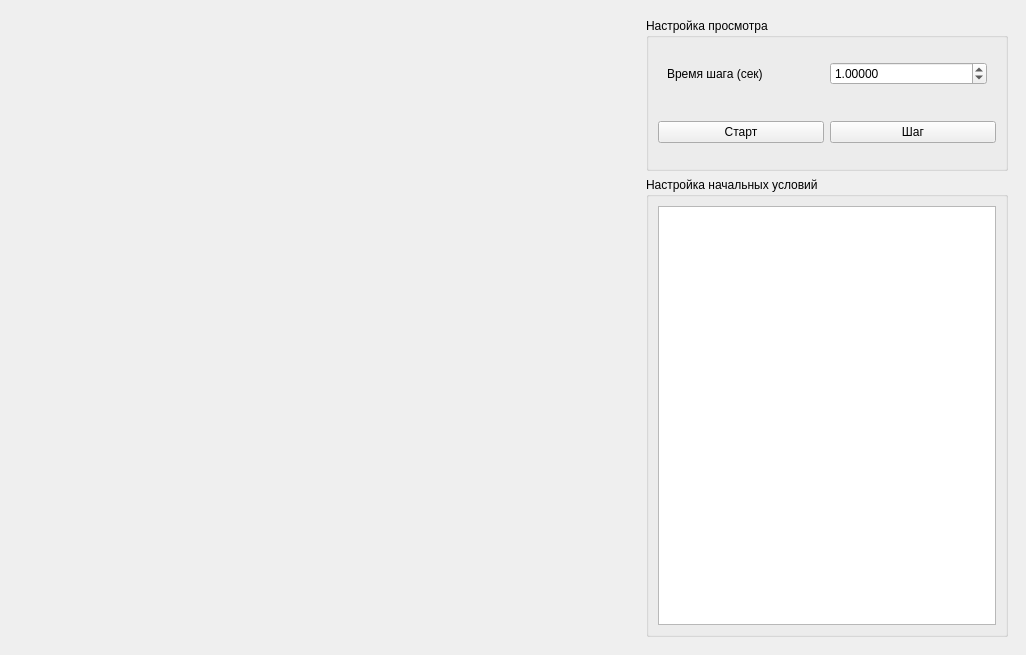
Qt form src/mainwindow.ui (Artem535/Fire-in-the-steppe-math-model) before a commit.
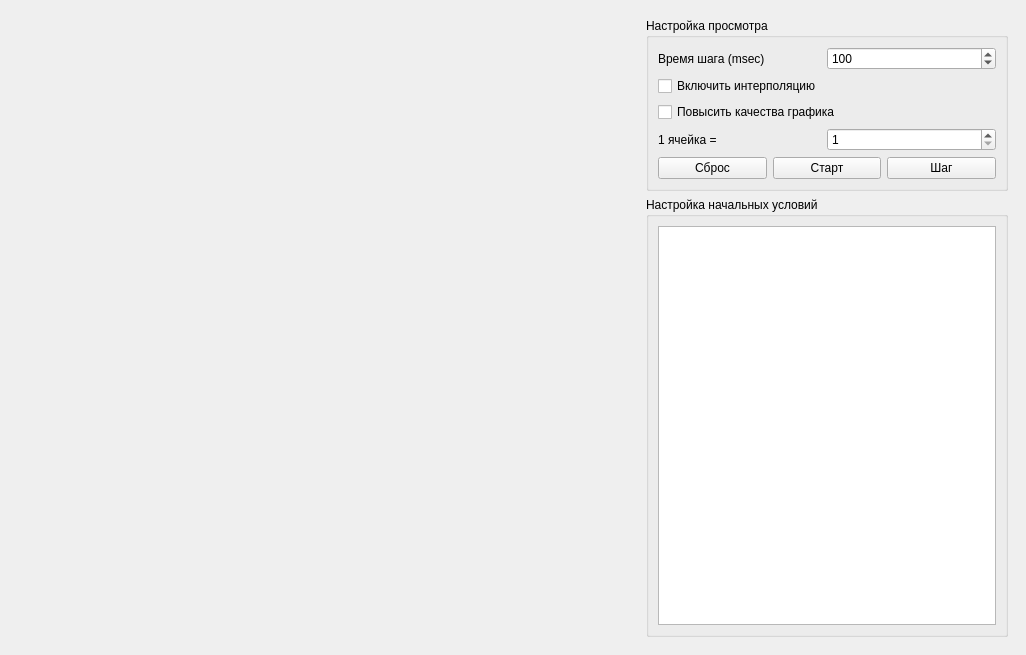
The same form after that commit. Custom widgets are drawn as their Qt base class.

Commit message: Realized all basic functions. * Realized function `makeStep`. * Realized function to clear plot. * Created all connections. * Increase count cell for plot.

```diff
--- a/src/mainwindow.ui
+++ b/src/mainwindow.ui
@@ -36,23 +36,84 @@
           <item>
            <widget class="QWidget" name="widget_3" native="true">
             <layout class="QHBoxLayout" name="horizontalLayout_4">
+             <property name="spacing">
+              <number>0</number>
+             </property>
+             <property name="leftMargin">
+              <number>0</number>
+             </property>
+             <property name="topMargin">
+              <number>0</number>
+             </property>
+             <property name="rightMargin">
+              <number>0</number>
+             </property>
+             <property name="bottomMargin">
+              <number>0</number>
+             </property>
              <item>
               <widget class="QLabel" name="label">
                <property name="text">
-                <string>Время шага (сек)</string>
+                <string>Время шага (msec)</string>
                </property>
               </widget>
              </item>
              <item>
-              <widget class="QDoubleSpinBox" name="doubleSpinBox">
-               <property name="decimals">
-                <number>5</number>
-               </property>
-               <property name="singleStep">
-                <double>0.100000000000000</double>
+              <widget class="QSpinBox" name="timeIntervalSpinBox">
+               <property name="maximum">
+                <number>1000000</number>
                </property>
                <property name="value">
-                <double>1.000000000000000</double>
+                <number>100</number>
+               </property>
+              </widget>
+             </item>
+            </layout>
+           </widget>
+          </item>
+          <item>
+           <widget class="QCheckBox" name="interpolatePlotBox">
+            <property name="text">
+             <string>Включить интерполяцию</string>
+            </property>
+           </widget>
+          </item>
+          <item>
+           <widget class="QCheckBox" name="increasePlotCountBox">
+            <property name="text">
+             <string>Повысить качества графика</string>
+            </property>
+           </widget>
+          </item>
+          <item>
+           <widget class="QWidget" name="countCellWidget" native="true">
+            <layout class="QHBoxLayout" name="horizontalLayout_5">
+             <property name="spacing">
+              <number>0</number>
+             </property>
+             <property name="leftMargin">
+              <number>0</number>
+             </property>
+             <property name="topMargin">
+              <number>0</number>
+             </property>
+             <property name="rightMargin">
+              <number>0</number>
+             </property>
+             <property name="bottomMargin">
+              <number>0</number>
+             </property>
+             <item>
+              <widget class="QLabel" name="label_2">
+               <property name="text">
+                <string>1 ячейка = </string>
+               </property>
+              </widget>
+             </item>
+             <item>
+              <widget class="QSpinBox" name="countCellSpinBox">
+               <property name="minimum">
+                <number>1</number>
                </property>
               </widget>
              </item>
@@ -78,10 +139,20 @@
               <number>0</number>
              </property>
              <item>
-              <widget class="QPushButton" name="pushButton">
+              <widget class="QPushButton" name="resetButton">
+               <property name="text">
+                <string>Сброс</string>
+               </property>
+              </widget>
+             </item>
+             <item>
+              <widget class="QPushButton" name="runButton">
                <property name="text">
                 <string>Старт</string>
                </property>
+               <property name="checkable">
+                <bool>true</bool>
+               </property>
               </widget>
              </item>
              <item>
@@ -121,10 +192,10 @@
              <number>10</number>
             </attribute>
             <attribute name="horizontalHeaderStretchLastSection">
-             <bool>false</bool>
+             <bool>true</bool>
             </attribute>
             <attribute name="verticalHeaderStretchLastSection">
-             <bool>false</bool>
+             <bool>true</bool>
             </attribute>
            </widget>
           </item>
```
Left out of the diff: 2 changed lines with no effect on the pictures. The commit also changes 3 other files.
